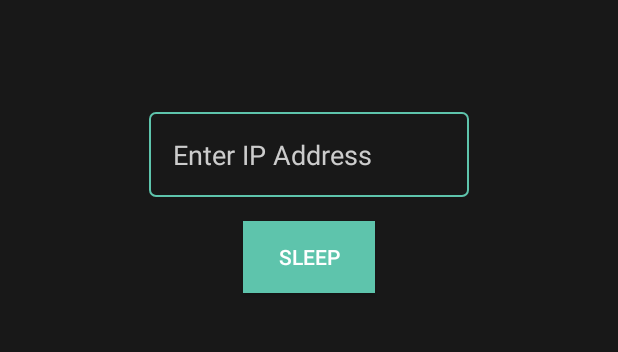
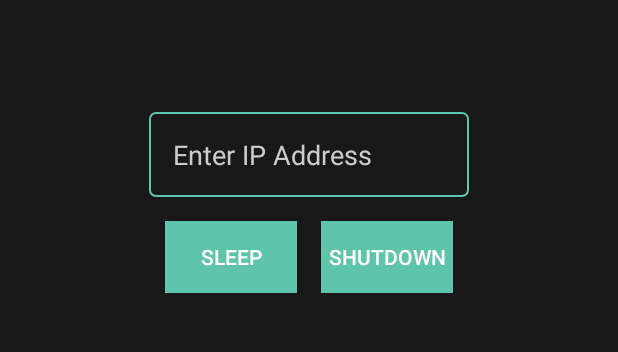
Before and after one commit to Hackdotslash/T09-LeoCode, an Android app: the screen it shows after launch (MainActivity), on a phone screen of 412 x 824 dp, the part 506-858 px from its top. Run offline under Robolectric (Android 15) with nearby library versions, the phone set to English and light mode, and no system bars.

Commit message:
chore: added route for shutdown

```diff
--- a/Android-PC-Controller/app/src/main/java/com/rohit2810/dotslash/CO2Api.kt
+++ b/Android-PC-Controller/app/src/main/java/com/rohit2810/dotslash/CO2Api.kt
@@ -11,6 +11,9 @@ interface CO2Api {
     @POST("computer_sleep")
     suspend fun sleepPC() : String
 
+    @POST("shutdown")
+    suspend fun shutdownPC(): String
+
     companion object {
          fun start(context: Context, ip: String): CO2Api {
              val base_url = "http://${ip}:5000/"
--- a/Android-PC-Controller/app/src/main/java/com/rohit2810/dotslash/MainActivity.kt
+++ b/Android-PC-Controller/app/src/main/java/com/rohit2810/dotslash/MainActivity.kt
@@ -27,6 +27,13 @@ class MainActivity : AppCompatActivity() {
             }
         }
 
+        btn_shutdown.setOnClickListener {
+            val ip = et_IP.text.toString()
+            ip?.let {
+                viewmodel.shutdownPC(it)
+            }
+        }
+
         viewmodel.toastMsg.observe(this, Observer {
             it?.let {
                 Toast.makeText(this, it, Toast.LENGTH_LONG).show()
--- a/Android-PC-Controller/app/src/main/res/layout/activity_main.xml
+++ b/Android-PC-Controller/app/src/main/res/layout/activity_main.xml
@@ -13,6 +13,7 @@
         android:layout_height="wrap_content"
         android:ems="10"
         android:inputType="textPersonName"
+        android:textColor="#eee"
         android:hint="Enter IP Address"
         android:background="@drawable/ip_input"
         app:layout_constraintBottom_toBottomOf="parent"
@@ -27,25 +28,42 @@
         android:layout_height="wrap_content"
         android:layout_marginTop="8dp"
         android:text="Hed ProOS"
-
         android:textAppearance="@style/TextAppearance.AppCompat.Display1"
         android:textColor="#eee"
         app:layout_constraintEnd_toEndOf="parent"
         app:layout_constraintStart_toStartOf="parent"
         app:layout_constraintTop_toBottomOf="@+id/imageView" />
 
-    <Button
-        android:id="@+id/btn_sleep"
+    <LinearLayout
         android:layout_width="wrap_content"
         android:layout_height="wrap_content"
         android:layout_marginTop="16dp"
-        android:background="#5ec4ac"
-        android:textColorHint="#ccc"
-        android:textColor="#fff"
-        android:text="Sleep"
         app:layout_constraintEnd_toEndOf="parent"
         app:layout_constraintStart_toStartOf="parent"
-        app:layout_constraintTop_toBottomOf="@+id/et_IP" />
+        app:layout_constraintTop_toBottomOf="@id/et_IP">
+
+        <Button
+            android:id="@+id/btn_sleep"
+            android:layout_width="wrap_content"
+            android:layout_height="wrap_content"
+            android:background="#5ec4ac"
+            android:text="Sleep"
+            android:layout_marginRight="8dp"
+            android:textColor="#fff"
+            android:textColorHint="#ccc"
+            tools:layout_editor_absoluteX="174dp" />
+
+        <Button
+            android:id="@+id/btn_shutdown"
+            android:layout_width="wrap_content"
+            android:layout_height="wrap_content"
+            android:background="#5ec4ac"
+            android:text="Shutdown"
+            android:layout_marginLeft="8dp"
+            android:textColor="#fff"
+            android:textColorHint="#ccc"
+            tools:layout_editor_absoluteX="174dp" />
+    </LinearLayout>
 
     <ImageView
         android:id="@+id/imageView"
@@ -56,4 +74,7 @@
         app:layout_constraintStart_toStartOf="parent"
         app:layout_constraintTop_toTopOf="parent"
         app:srcCompat="@drawable/logo" />
+
+
+
 </androidx.constraintlayout.widget.ConstraintLayout>
```
Also changed, not shown: Android-PC-Controller/app/src/main/java/com/rohit2810/dotslash/CO2ViewModel.kt (+16 -0 lines), 1 other file.
